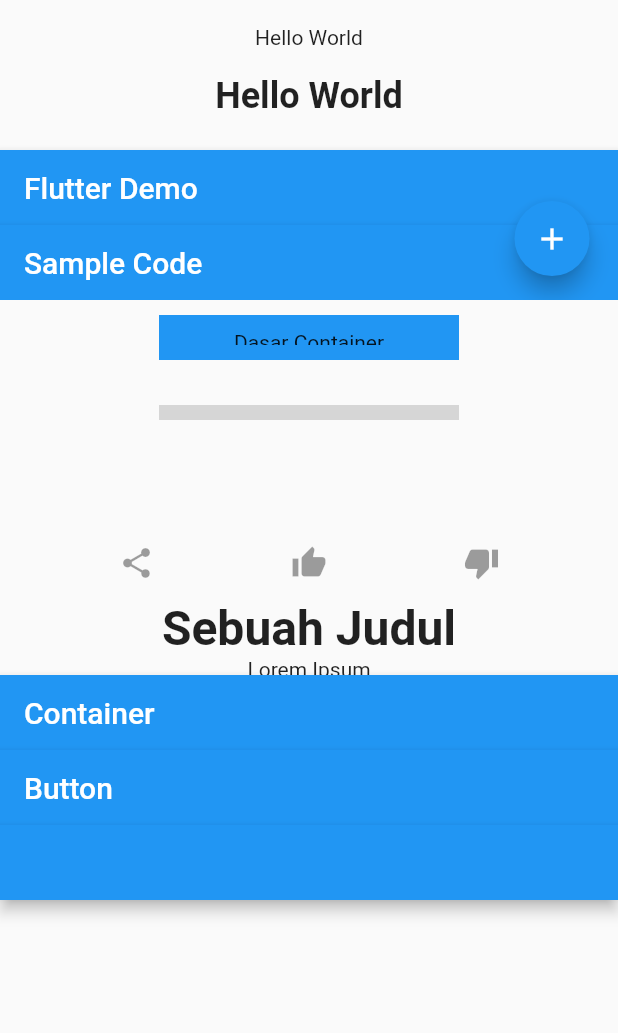
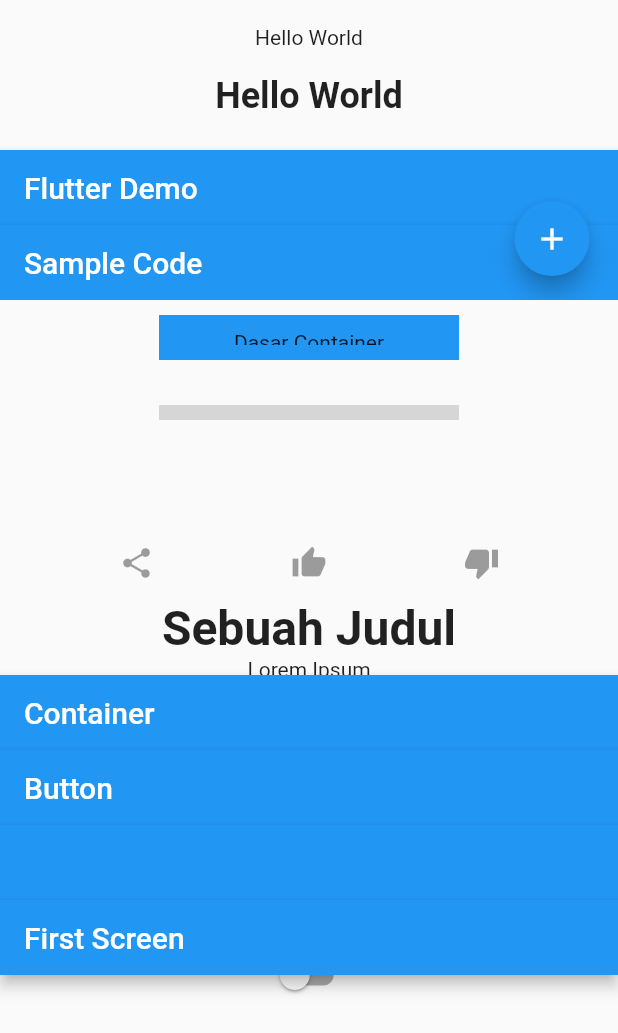
Before and after one commit to ahmaduunnail/flutter-widget, a Flutter app: the screen it shows after launch, on a phone screen of 412 x 824 dp. Shown: the top 1033 px of the screen. Run offline on Flutter 3.47's test engine with Material 2 defaults, Android fonts, the phone set to English and light mode, and no system bars; network calls fail; grey boxes are pictures that could not be loaded.

```diff
--- a/lib/InputWidget.dart
+++ b/lib/InputWidget.dart
@@ -28,3 +28,32 @@ class _inputtextfieldwidgetState extends State<inputtextfieldwidget> {
     );
   }
 }
+
+class SwitchInputWidget extends StatefulWidget {
+
+  @override
+  _SwitchInputWidgetState createState() => _SwitchInputWidgetState();
+}
+
+class _SwitchInputWidgetState extends State<SwitchInputWidget> {
+  bool lightOn = false;
+
+  @override
+  Widget build(BuildContext context) {
+    return Scaffold(
+      appBar: AppBar(
+        title: Text("First Screen"),
+      ),
+      body: Center(
+        child: Switch(
+          value: lightOn,
+          onChanged: (bool value) {
+            setState(() {
+              lightOn = value;
+            });
+          },
+        ),
+      ),
+    );
+  }
+}
--- a/lib/main.dart
+++ b/lib/main.dart
@@ -67,6 +67,10 @@ class App extends StatelessWidget {
               height: 50,
               child: inputtextfieldwidget(),
             ),
+            Container(
+              height: 50,
+              child: SwitchInputWidget(),
+            ),
           ]),
         ),
       ),
```
